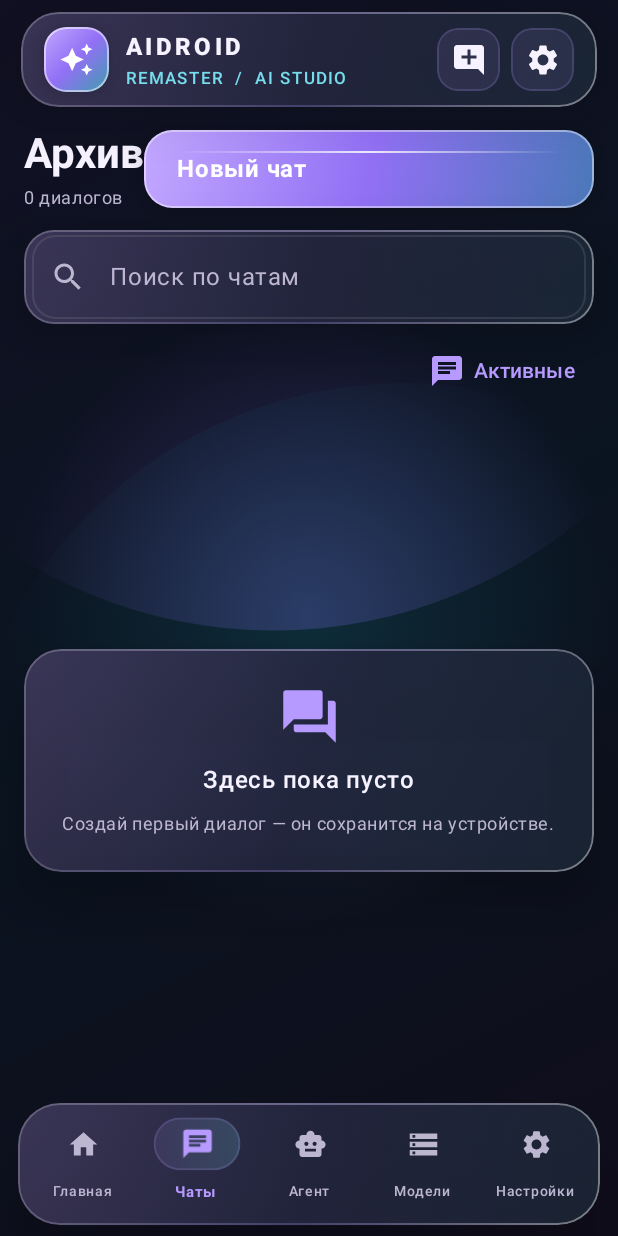
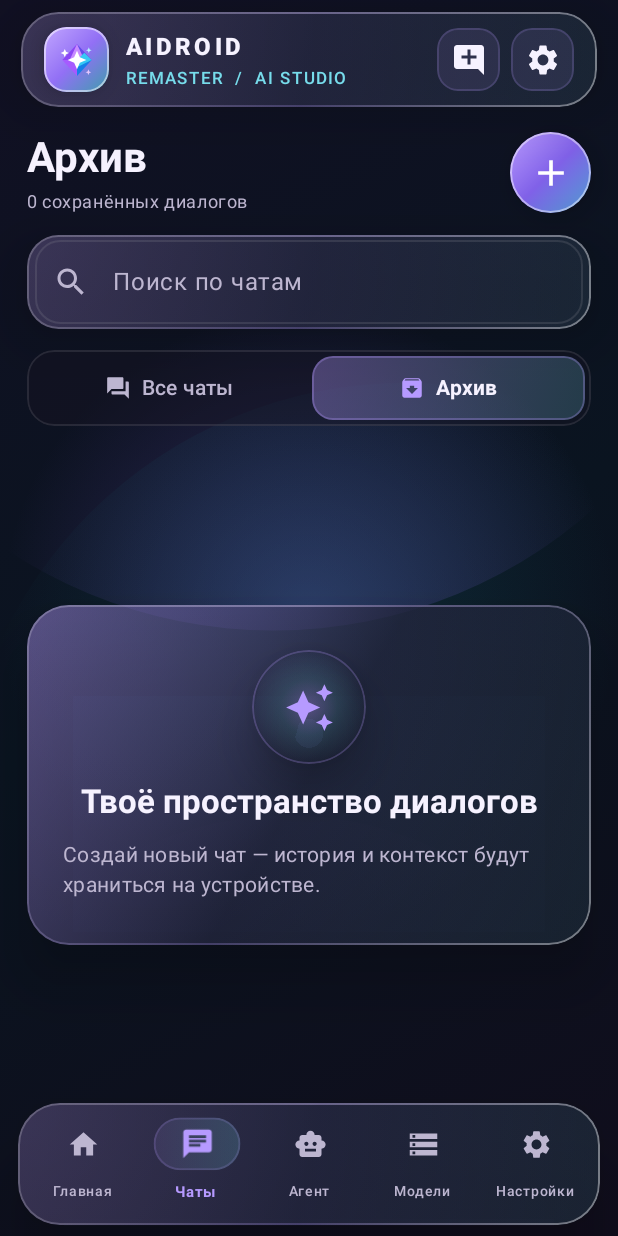
Before and after one commit to nikolenkonotc-oss/AidroidRemaster, an Android app built with Jetpack Compose: the screen it shows after launch (MainActivity), after a tap on "Архив", on a phone screen of 412 x 824 dp. Run offline under Robolectric (Android 15) with nearby library versions, the phone set to English and light mode, and no system bars; our stand-ins replace Room's generated code; 3 other taps on this screen came first.

Commit message:
feat: add C chat layout and crystal launcher icon

```diff
--- a/app/build.gradle.kts
+++ b/app/build.gradle.kts
@@ -14,8 +14,8 @@ android {
         applicationId = "app.aidroid.remaster"
         minSdk = 31
         targetSdk = 36
-        versionCode = 3
-        versionName = "0.2.0-alpha.3"
+        versionCode = 4
+        versionName = "0.2.0-alpha.4"
 
         testInstrumentationRunner = "androidx.test.runner.AndroidJUnitRunner"
         vectorDrawables.useSupportLibrary = true
--- a/app/src/main/AndroidManifest.xml
+++ b/app/src/main/AndroidManifest.xml
@@ -1,6 +1,8 @@
 <manifest xmlns:android="http://schemas.android.com/apk/res/android">
     <application
         android:allowBackup="false"
+        android:icon="@mipmap/ic_launcher"
+        android:roundIcon="@mipmap/ic_launcher_round"
         android:label="Aidroid Remaster"
         android:supportsRtl="true"
         android:theme="@android:style/Theme.Material.Light.NoActionBar">
--- a/app/src/main/java/app/aidroid/remaster/MainActivity.kt
+++ b/app/src/main/java/app/aidroid/remaster/MainActivity.kt
@@ -20,6 +20,7 @@ import androidx.compose.animation.core.infiniteRepeatable
 import androidx.compose.animation.core.rememberInfiniteTransition
 import androidx.compose.animation.core.tween
 import androidx.compose.foundation.Canvas
+import androidx.compose.foundation.Image
 import androidx.compose.foundation.background
 import androidx.compose.foundation.border
 import androidx.compose.foundation.clickable
@@ -49,6 +50,7 @@ import androidx.compose.ui.geometry.Size
 import androidx.compose.ui.graphics.Brush
 import androidx.compose.ui.graphics.Color
 import androidx.compose.ui.graphics.drawscope.Stroke
+import androidx.compose.ui.res.painterResource
 import androidx.compose.ui.text.font.FontWeight
 import androidx.compose.ui.text.input.ImeAction
 import androidx.compose.ui.unit.dp
@@ -284,7 +286,7 @@ private fun AidroidTopBar(onSettings: () -> Unit, onNewChat: () -> Unit) {
                         .border(1.dp, Color.White.copy(alpha = 0.52f), RoundedCornerShape(15.dp)),
                     contentAlignment = Alignment.Center
                 ) {
-                    Icon(Icons.Filled.AutoAwesome, null, tint = Color.White, modifier = Modifier.size(23.dp))
+                    Image(painter = painterResource(R.drawable.ic_launcher_foreground), contentDescription = "Aidroid Remaster", modifier = Modifier.size(29.dp))
                 }
                 Spacer(Modifier.width(11.dp))
                 Column(verticalArrangement = Arrangement.spacedBy(1.dp)) {
@@ -560,27 +562,68 @@ private fun ChatListScreen(
     var renameTarget by remember { mutableStateOf<ChatEntity?>(null) }
     var deleteTarget by remember { mutableStateOf<ChatEntity?>(null) }
     val filtered = chats.filter { it.title.contains(query, ignoreCase = true) }
-    Column(Modifier.fillMaxSize().padding(horizontal = 16.dp)) {
+
+    Column(
+        Modifier.fillMaxSize().padding(horizontal = 18.dp),
+        verticalArrangement = Arrangement.spacedBy(14.dp)
+    ) {
         Row(
-            Modifier.fillMaxWidth().padding(top = 5.dp, bottom = 13.dp),
-            verticalAlignment = Alignment.CenterVertically,
-            horizontalArrangement = Arrangement.SpaceBetween
+            Modifier.fillMaxWidth().padding(top = 8.dp),
+            verticalAlignment = Alignment.CenterVertically
         ) {
-            Column(verticalArrangement = Arrangement.spacedBy(3.dp)) {
-                Text(if (archived) "Архив" else "Мои чаты", color = MaterialTheme.colorScheme.onBackground, style = MaterialTheme.typography.headlineMedium, fontWeight = FontWeight.Bold)
-                Text("${filtered.size} диалогов", color = MaterialTheme.colorScheme.onSurfaceVariant, style = MaterialTheme.typography.bodySmall)
+            Column(Modifier.weight(1f), verticalArrangement = Arrangement.spacedBy(3.dp)) {
+                Text(
+                    if (archived) "Архив" else "Мои чаты",
+                    color = MaterialTheme.colorScheme.onBackground,
+                    style = MaterialTheme.typography.headlineMedium,
+                    fontWeight = FontWeight.Bold
+                )
+                Text(
+                    if (archived) "${filtered.size} сохранённых диалогов" else "${filtered.size} диалогов",
+                    color = MaterialTheme.colorScheme.onSurfaceVariant,
+                    style = MaterialTheme.typography.bodySmall
+                )
             }
-            GlowButton("Новый чат", onCreate)
+
+            val addShape = CircleShape
+            Box(
+                Modifier.size(54.dp)
+                    .shadow(12.dp, addShape, clip = false)
+                    .clip(addShape)
+                    .background(
+                        Brush.linearGradient(
+                            listOf(Color(0xFFB99AFF), Color(0xFF8061E8), Color(0xFF4E9ED0))
+                        )
+                    )
+                    .border(1.dp, Color.White.copy(alpha = 0.48f), addShape)
+                    .clickable(onClick = onCreate),
+                contentAlignment = Alignment.Center
+            ) {
+                Icon(
+                    Icons.Filled.Add,
+                    contentDescription = "Создать чат",
+                    tint = Color.White,
+                    modifier = Modifier.size(29.dp)
+                )
+            }
         }
-        GlassPanel(modifier = Modifier.fillMaxWidth(), cornerRadius = 20) {
+
+        GlassPanel(modifier = Modifier.fillMaxWidth(), cornerRadius = 21) {
             OutlinedTextField(
                 value = query,
                 onValueChange = { query = it },
                 modifier = Modifier.fillMaxWidth().padding(horizontal = 5.dp, vertical = 3.dp),
                 placeholder = { Text("Поиск по чатам") },
                 leadingIcon = { Icon(Icons.Filled.Search, null) },
+                trailingIcon = {
+                    if (query.isNotEmpty()) {
+                        IconButton(onClick = { query = "" }) {
+                            Icon(Icons.Filled.Close, contentDescription = "Очистить поиск")
+                        }
+                    }
+                },
                 singleLine = true,
-                shape = RoundedCornerShape(16.dp),
+                shape = RoundedCornerShape(17.dp),
                 colors = OutlinedTextFieldDefaults.colors(
                     focusedTextColor = MaterialTheme.colorScheme.onSurface,
                     unfocusedTextColor = MaterialTheme.colorScheme.onSurface,
@@ -592,28 +635,112 @@ private fun ChatListScreen(
                 )
             )
         }
-        Row(Modifier.fillMaxWidth().padding(vertical = 7.dp), horizontalArrangement = Arrangement.End) {
-            TextButton(onClick = { onToggleArchived(!archived); query = "" }) {
-                Icon(if (archived) Icons.Filled.Chat else Icons.Filled.Archive, null)
-                Spacer(Modifier.width(6.dp))
-                Text(if (archived) "Активные" else "Архив")
+
+        Row(
+            Modifier.fillMaxWidth()
+                .clip(RoundedCornerShape(18.dp))
+                .background(MaterialTheme.colorScheme.surface.copy(alpha = 0.42f))
+                .border(1.dp, MaterialTheme.colorScheme.outline.copy(alpha = 0.18f), RoundedCornerShape(18.dp))
+                .padding(4.dp),
+            horizontalArrangement = Arrangement.spacedBy(4.dp)
+        ) {
+            listOf(false to "Все чаты", true to "Архив").forEach { (isArchive, label) ->
+                val selected = archived == isArchive
+                Row(
+                    Modifier.weight(1f)
+                        .clip(RoundedCornerShape(14.dp))
+                        .background(
+                            if (selected) Brush.linearGradient(
+                                listOf(
+                                    MaterialTheme.colorScheme.primary.copy(alpha = 0.34f),
+                                    MaterialTheme.colorScheme.secondary.copy(alpha = 0.20f)
+                                )
+                            ) else Brush.linearGradient(
+                                listOf(Color.Transparent, Color.Transparent)
+                            )
+                        )
+                        .border(
+                            if (selected) 1.dp else 0.dp,
+                            if (selected) MaterialTheme.colorScheme.primary.copy(alpha = 0.30f) else Color.Transparent,
+                            RoundedCornerShape(14.dp)
+                        )
+                        .clickable {
+                            if (archived != isArchive) {
+                                onToggleArchived(isArchive)
+                                query = ""
+                            }
+                        }
+                        .padding(vertical = 11.dp),
+                    verticalAlignment = Alignment.CenterVertically,
+                    horizontalArrangement = Arrangement.Center
+                ) {
+                    Icon(
+                        if (isArchive) Icons.Filled.Archive else Icons.Filled.Forum,
+                        contentDescription = null,
+                        tint = if (selected) MaterialTheme.colorScheme.primary else MaterialTheme.colorScheme.onSurfaceVariant,
+                        modifier = Modifier.size(17.dp)
+                    )
+                    Spacer(Modifier.width(7.dp))
+                    Text(
+                        label,
+                        color = if (selected) MaterialTheme.colorScheme.onSurface else MaterialTheme.colorScheme.onSurfaceVariant,
+                        style = MaterialTheme.typography.labelLarge,
+                        fontWeight = if (selected) FontWeight.Bold else FontWeight.Medium
+                    )
+                }
             }
         }
+
         if (filtered.isEmpty()) {
             Box(Modifier.weight(1f).fillMaxWidth(), contentAlignment = Alignment.Center) {
-                GlassPanel(modifier = Modifier.fillMaxWidth(), cornerRadius = 25) {
+                GlassPanel(modifier = Modifier.fillMaxWidth(), cornerRadius = 28, highlighted = true) {
                     Column(
-                        Modifier.fillMaxWidth().padding(24.dp),
+                        Modifier.fillMaxWidth().padding(horizontal = 24.dp, vertical = 30.dp),
                         horizontalAlignment = Alignment.CenterHorizontally,
-                        verticalArrangement = Arrangement.spacedBy(9.dp)
+                        verticalArrangement = Arrangement.spacedBy(11.dp)
                     ) {
-                        Icon(Icons.Filled.Forum, null, tint = MaterialTheme.colorScheme.primary, modifier = Modifier.size(42.dp))
-                        Text(if (query.isBlank()) "Здесь пока пусто" else "Ничего не найдено", color = MaterialTheme.colorScheme.onSurface, fontWeight = FontWeight.SemiBold)
+                        Box(
+                            Modifier.size(76.dp)
+                                .shadow(18.dp, CircleShape, clip = false)
+                                .clip(CircleShape)
+                                .background(
+                                    Brush.radialGradient(
+                                        listOf(
+                                            MaterialTheme.colorScheme.primary.copy(alpha = 0.36f),
+                                            MaterialTheme.colorScheme.secondary.copy(alpha = 0.14f),
+                                            Color.Transparent
+                                        )
+                                    )
+                                )
+                                .border(1.dp, MaterialTheme.colorScheme.primary.copy(alpha = 0.25f), CircleShape),
+                            contentAlignment = Alignment.Center
+                        ) {
+                            Icon(
+                                if (query.isBlank()) Icons.Filled.AutoAwesome else Icons.Filled.SearchOff,
+                                contentDescription = null,
+                                tint = MaterialTheme.colorScheme.primary,
+                                modifier = Modifier.size(34.dp)
+                            )
+                        }
                         Text(
-                            if (query.isBlank()) "Создай первый диалог — он сохранится на устройстве." else "Попробуй изменить запрос.",
+                            if (query.isBlank()) "Твоё пространство диалогов" else "Ничего не найдено",
+                            color = MaterialTheme.colorScheme.onSurface,
+                            fontWeight = FontWeight.Bold,
+                            style = MaterialTheme.typography.titleLarge
+                        )
+                        Text(
+                            if (query.isBlank()) {
+                                "Создай новый чат — история и контекст будут храниться на устройстве."
+                            } else {
+                                "Попробуй изменить поисковый запрос."
+                            },
                             color = MaterialTheme.colorScheme.onSurfaceVariant,
-                            style = MaterialTheme.typography.bodySmall
+                            style = MaterialTheme.typography.bodyMedium
                         )
+                        if (query.isBlank() && !archived) {
+                            Spacer(Modifier.height(2.dp))
+                            GlowButton("Создать первый чат", onCreate)
+                        }
                     }
                 }
             }
@@ -621,7 +748,7 @@ private fun ChatListScreen(
             LazyColumn(
                 Modifier.weight(1f),
                 verticalArrangement = Arrangement.spacedBy(10.dp),
-                contentPadding = PaddingValues(top = 2.dp, bottom = 18.dp)
+                contentPadding = PaddingValues(top = 1.dp, bottom = 18.dp)
             ) {
                 items(filtered, key = { it.id }) { chat ->
                     ChatListItem(
@@ -636,6 +763,7 @@ private fun ChatListScreen(
             }
         }
     }
+
     renameTarget?.let { chat ->
         var title by remember(chat.id) { mutableStateOf(chat.title) }
         AlertDialog(
@@ -656,6 +784,7 @@ private fun ChatListScreen(
         )
     }
 }
+
 @Composable
 private fun ChatListItem(
     chat: ChatEntity,
--- /dev/null
+++ b/app/src/main/res/color/launcher_background.xml
@@ -0,0 +1,3 @@
+<resources>
+    <color name="launcher_background">#070A1B</color>
+</resources>
--- /dev/null
+++ b/app/src/main/res/drawable/ic_launcher_foreground.xml
@@ -0,0 +1,16 @@
+<vector xmlns:android="http://schemas.android.com/apk/res/android"
+    android:width="108dp"
+    android:height="108dp"
+    android:viewportWidth="108"
+    android:viewportHeight="108">
+    <path android:fillColor="#8B45F5" android:pathData="M54,15 L54,54 L18,54 Z"/>
+    <path android:fillColor="#654BEA" android:pathData="M54,15 L90,54 L54,54 Z"/>
+    <path android:fillColor="#A65BFF" android:pathData="M18,54 L54,54 L54,93 Z"/>
+    <path android:fillColor="#167FE8" android:pathData="M90,54 L54,93 L54,54 Z"/>
+    <path android:fillColor="#C78BFF" android:pathData="M54,15 L72,54 L54,54 L36,54 Z"/>
+    <path android:fillColor="#36C9F4" android:pathData="M90,54 L54,72 L54,54 L72,36 Z"/>
+    <path android:fillColor="#FFFFFF" android:pathData="M54,31 L61,47 L77,54 L61,61 L54,77 L47,61 L31,54 L47,47 Z"/>
+    <path android:fillColor="#FFFFFF" android:pathData="M24,27 L27,34 L34,37 L27,40 L24,47 L21,40 L14,37 L21,34 Z"/>
+    <path android:fillColor="#B9F5FF" android:pathData="M83,23 L85,28 L90,30 L85,32 L83,37 L81,32 L76,30 L81,28 Z"/>
+    <path android:fillColor="#E7C7FF" android:pathData="M82,77 L84,82 L89,84 L84,86 L82,91 L80,86 L75,84 L80,82 Z"/>
+</vector>
--- /dev/null
+++ b/app/src/main/res/mipmap-anydpi-v26/ic_launcher.xml
@@ -0,0 +1,4 @@
+<adaptive-icon xmlns:android="http://schemas.android.com/apk/res/android">
+    <background android:drawable="@color/launcher_background" />
+    <foreground android:drawable="@drawable/ic_launcher_foreground" />
+</adaptive-icon>
--- /dev/null
+++ b/app/src/main/res/mipmap-anydpi-v26/ic_launcher_round.xml
@@ -0,0 +1,4 @@
+<adaptive-icon xmlns:android="http://schemas.android.com/apk/res/android">
+    <background android:drawable="@color/launcher_background" />
+    <foreground android:drawable="@drawable/ic_launcher_foreground" />
+</adaptive-icon>
```
Also changed, not shown: 3 other files.
